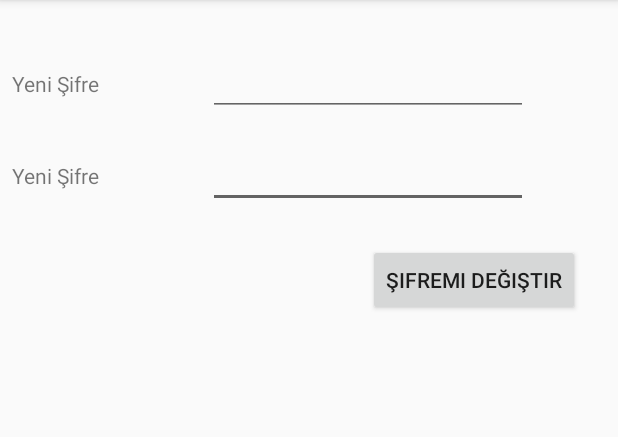
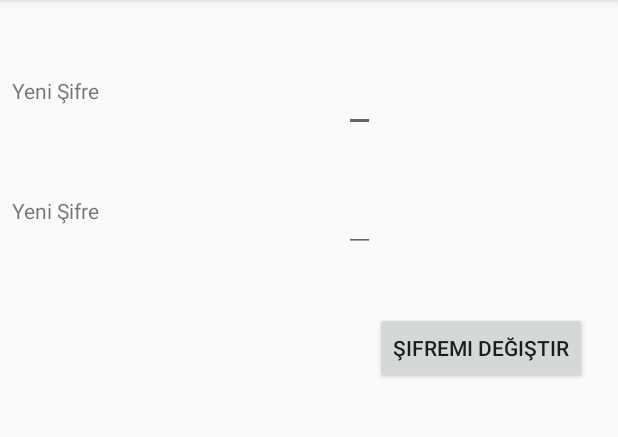
Before and after one commit to hasantunahan/ChatApp, an Android app: the SifremiDegistir screen opened directly, with no data from a screen before it, after a tap on "ŞIFREMI DEĞIŞTIR", on a phone screen of 412 x 824 dp, the part 84-521 px from its top. Run offline under Robolectric (Android 15) with nearby library versions, the phone set to English and light mode, and no system bars; our stand-ins replace Firebase (no records; nobody signed in at launch, a user with empty details on screens opened directly).

Commit message:
Merge remote-tracking branch 'remotes/origin/tarik' into sero
# Conflicts:
#	app/src/main/AndroidManifest.xml
#	app/src/main/java/com/anonsgroup/anons/AnaEkran.java
#	app/src/main/java/com/anonsgroup/anons/ChatEkran.java

```diff
--- a/app/src/main/java/com/anonsgroup/anons/SifremiDegistir.java
+++ b/app/src/main/java/com/anonsgroup/anons/SifremiDegistir.java
@@ -2,9 +2,11 @@ package com.anonsgroup.anons;
 
 import android.content.DialogInterface;
 import android.support.annotation.NonNull;
+import android.support.design.widget.TextInputLayout;
 import android.support.v7.app.AlertDialog;
 import android.support.v7.app.AppCompatActivity;
 import android.os.Bundle;
+import android.text.Editable;
 import android.text.InputType;
 import android.view.View;
 import android.widget.Button;
@@ -23,14 +25,27 @@ import com.google.firebase.database.FirebaseDatabase;
 import com.google.firebase.database.Query;
 import com.google.firebase.database.ValueEventListener;
 
+import java.util.regex.Pattern;
+
 public class SifremiDegistir extends AppCompatActivity {
         EditText yeniET1,yeniET2;
         Button sifreDegisButton;
-        DatabaseReference ref;
-        private String str;
-    private FirebaseAuth auth;
-    private FirebaseUser firebaseUser;
-    private FirebaseAuth.AuthStateListener authListener;
+        private FirebaseUser firebaseUser;
+        Editable sifre;
+        TextInputLayout passwordWrapper;
+        boolean kontrol = true;
+
+        private static final Pattern PASSWORD_PATTERN =
+            Pattern.compile("^" +
+                    //"(?=.*[0-9])" +         //at least 1 digit
+                    //"(?=.*[a-z])" +         //at least 1 lower case letter
+                    //"(?=.*[A-Z])" +         //at least 1 upper case letter
+                    "(?=.*[0-9])" +
+                    "(?=.*[a-zA-Z])" +      //any letter
+                    "(?=.*['*!@#$%^&+=.,_-])" +    //at least 1 special character
+                    "(?=\\S+$)" +           //no white spaces
+                    ".{6,}" +               //at least 6 characters
+                    "$");
 
     @Override
     protected void onCreate(Bundle savedInstanceState) {
@@ -39,33 +54,28 @@ public class SifremiDegistir extends AppCompatActivity {
         yeniET1 = findViewById(R.id.yeniET1);
         yeniET2 = findViewById(R.id.yeniET2);
         sifreDegisButton = findViewById(R.id.sifreDegisButton);
-
+        firebaseUser = FirebaseAuth.getInstance().getCurrentUser();
         sifreDegisButton.setOnClickListener(new View.OnClickListener() {
             @Override
             public void onClick(View v) {
-                str = "Lütfen yeni şifreyi giriniz.";
-                changeEmailOrPasswordFunc(str,false);
+                sifre= yeniET1.getText();
+                firebaseUser.updatePassword(String.valueOf(sifre));
             }
         });
+        }
 
 
+        private boolean kontroller() {
+            String passwordInput = yeniET1.getText().toString().trim();
+            if (passwordInput.isEmpty()) {
+                passwordWrapper.setError(getResources().getString(R.string.empty_warning));
+                kontrol = false;
+            } else if (!PASSWORD_PATTERN.matcher(passwordInput).matches()) {
+                passwordWrapper.setError(getResources().getString(R.string.password_warning));
+                kontrol = false;
+            } else {
+                passwordWrapper.setError(null);
+            }
+            return kontrol;
         }
-    private void changeEmailOrPasswordFunc(String title, final boolean option) {
-
-        if(!option){  // password type
-            yeniET1.setInputType(InputType.TYPE_CLASS_TEXT | InputType.TYPE_TEXT_VARIATION_PASSWORD);
-        }
-
-            }
-
-            private void changePassword() {
-
-                firebaseUser.updatePassword(yeniET1.getText().toString())
-                        .addOnCompleteListener(new OnCompleteListener<Void>() {
-                            @Override
-                            public void onComplete(@NonNull Task<Void> task) {
-                                if (task.isSuccessful())
-                                    Toast.makeText(getApplicationContext(), "Şifre değiştirildi.", Toast.LENGTH_LONG).show();
-                            }});
 }
-}
--- a/app/src/main/res/layout/activity_sifremi_degistir.xml
+++ b/app/src/main/res/layout/activity_sifremi_degistir.xml
@@ -6,25 +6,15 @@
     android:layout_height="match_parent"
     tools:context="com.anonsgroup.anons.SifremiDegistir">
 
-    <EditText
-        android:id="@+id/yeniET2"
-        android:layout_width="wrap_content"
-        android:layout_height="wrap_content"
-        android:layout_marginStart="72dp"
-        android:layout_marginTop="16dp"
-        android:ems="10"
-        android:inputType="textPersonName"
-        app:layout_constraintStart_toEndOf="@+id/textView24"
-        app:layout_constraintTop_toBottomOf="@+id/yeniET1" />
-
     <TextView
         android:id="@+id/textView23"
         android:layout_width="wrap_content"
         android:layout_height="wrap_content"
         android:layout_marginStart="8dp"
         android:text="Yeni Şifre"
-        app:layout_constraintBaseline_toBaselineOf="@+id/yeniET1"
-        app:layout_constraintStart_toStartOf="parent" />
+        app:layout_constraintBottom_toBottomOf="@+id/textInputLayout2"
+        app:layout_constraintStart_toStartOf="parent"
+        app:layout_constraintTop_toTopOf="@+id/textInputLayout2" />
 
     <TextView
         android:id="@+id/textView24"
@@ -32,30 +22,60 @@
         android:layout_height="wrap_content"
         android:layout_marginStart="8dp"
         android:text="Yeni Şifre"
-        app:layout_constraintBaseline_toBaselineOf="@+id/yeniET2"
-        app:layout_constraintStart_toStartOf="parent" />
+        app:layout_constraintBottom_toBottomOf="@+id/textInputLayout"
+        app:layout_constraintStart_toStartOf="parent"
+        app:layout_constraintTop_toTopOf="@+id/textInputLayout" />
 
     <Button
         android:id="@+id/sifreDegisButton"
         android:layout_width="wrap_content"
         android:layout_height="wrap_content"
+        android:layout_marginStart="240dp"
+        android:layout_marginTop="32dp"
+        android:layout_marginEnd="8dp"
+        android:layout_marginBottom="8dp"
+        android:text="Şifremi Değiştir"
+        app:layout_constraintBottom_toBottomOf="parent"
+        app:layout_constraintEnd_toEndOf="parent"
+        app:layout_constraintHorizontal_bias="0.434"
+        app:layout_constraintStart_toStartOf="parent"
+        app:layout_constraintTop_toBottomOf="@+id/textInputLayout"
+        app:layout_constraintVertical_bias="0.016" />
+
+    <android.support.design.widget.TextInputLayout
+        android:id="@+id/textInputLayout2"
+        android:layout_width="wrap_content"
+        android:layout_height="wrap_content"
+        android:layout_marginStart="8dp"
+        android:layout_marginTop="32dp"
+        android:layout_marginEnd="8dp"
+        app:layout_constraintEnd_toEndOf="parent"
+        app:layout_constraintStart_toEndOf="@+id/textView23"
+        app:layout_constraintTop_toTopOf="parent">
+
+        <android.support.design.widget.TextInputEditText
+            android:id="@+id/yeniET1"
+            android:layout_width="match_parent"
+            android:layout_height="wrap_content"
+            android:hint="hint" />
+    </android.support.design.widget.TextInputLayout>
+
+    <android.support.design.widget.TextInputLayout
+        android:id="@+id/textInputLayout"
+        android:layout_width="wrap_content"
+        android:layout_height="wrap_content"
         android:layout_marginStart="8dp"
         android:layout_marginTop="24dp"
         android:layout_marginEnd="8dp"
-        android:text="Şifremi Değiştir"
         app:layout_constraintEnd_toEndOf="parent"
-        app:layout_constraintHorizontal_bias="0.931"
-        app:layout_constraintStart_toStartOf="parent"
-        app:layout_constraintTop_toBottomOf="@+id/yeniET2" />
+        app:layout_constraintStart_toEndOf="@+id/textView24"
+        app:layout_constraintTop_toBottomOf="@+id/textInputLayout2">
 
-    <EditText
-        android:id="@+id/yeniET1"
-        android:layout_width="wrap_content"
-        android:layout_height="wrap_content"
-        android:layout_marginStart="72dp"
-        android:layout_marginTop="32dp"
-        android:ems="10"
-        android:inputType="textPersonName"
-        app:layout_constraintStart_toEndOf="@+id/textView23"
-        app:layout_constraintTop_toTopOf="parent" />
+        <android.support.design.widget.TextInputEditText
+            android:id="@+id/yeniET2"
+            android:layout_width="match_parent"
+            android:layout_height="wrap_content"
+            android:hint="hint" />
+    </android.support.design.widget.TextInputLayout>
+
 </android.support.constraint.ConstraintLayout>
```
